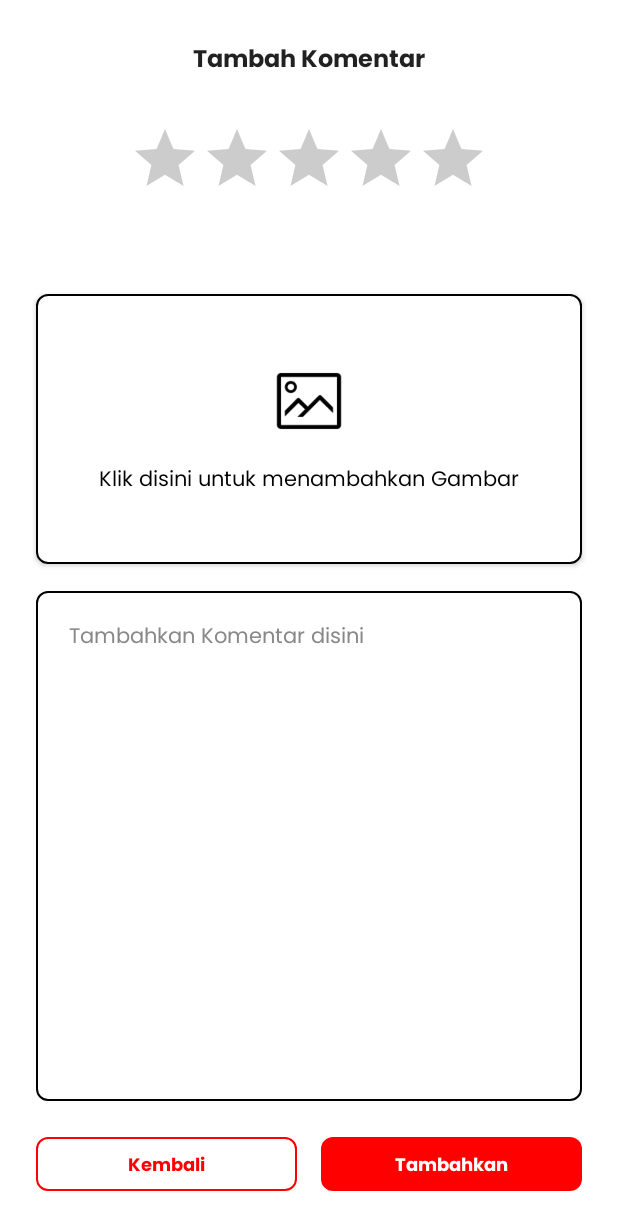
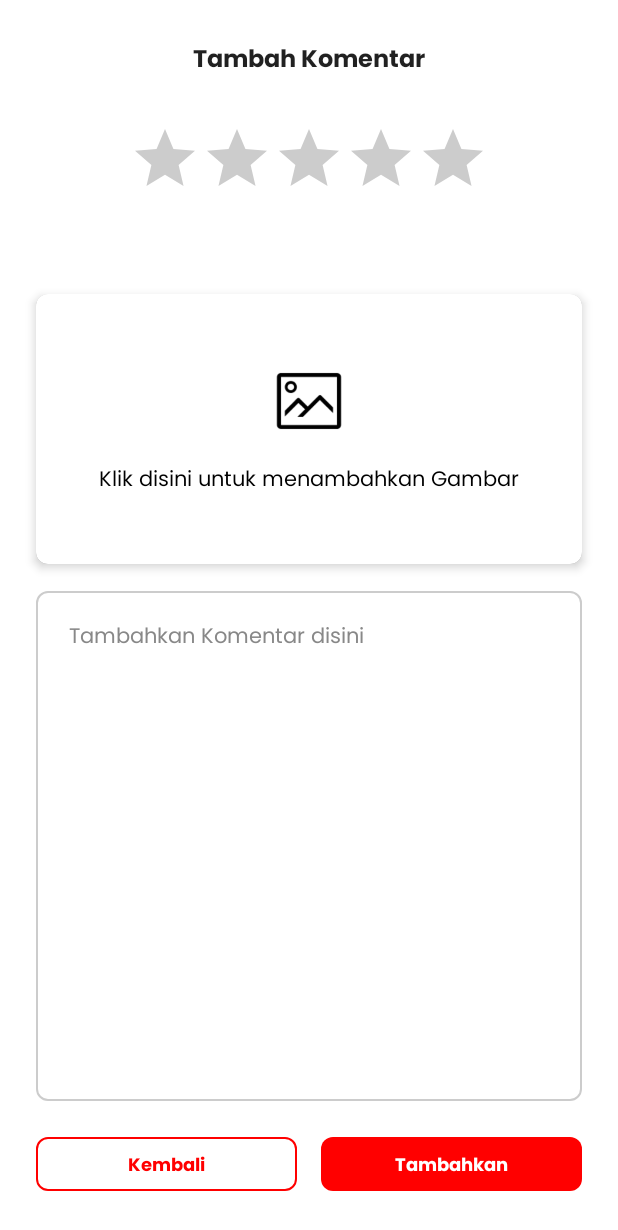
Before and after one commit to C23-PS479-Bangkit/EmpowerU-frontend, an Android app built with Jetpack Compose: the ReviewScreen screen opened through its navigation route, on a phone screen of 412 x 824 dp. Shown: the top 1230 px of the screen. Run offline under Robolectric (Android 15) with nearby library versions, the light colour scheme and no system bars; libraries missing offline, so code that uses them is left out: com.google.android.libraries; network calls fail; pictures from the network do not load; 2 statements that could not run were skipped.

Commit message:
adding upload Photos placeholder

```diff
--- a/app/build.gradle
+++ b/app/build.gradle
@@ -83,6 +83,10 @@ dependencies {
     // Kotlin extensions and coroutines support for Room
     implementation "androidx.room:room-ktx:2.5.1"
 
+    implementation "androidx.activity:activity-ktx:1.4.0"
+
+    implementation "io.coil-kt:coil-compose:1.3.2"
+
     implementation 'androidx.core:core-ktx:1.10.1'
     implementation 'androidx.appcompat:appcompat:1.6.1'
     implementation 'com.google.android.material:material:1.9.0'
--- a/app/src/main/AndroidManifest.xml
+++ b/app/src/main/AndroidManifest.xml
@@ -3,6 +3,10 @@
     xmlns:tools="http://schemas.android.com/tools">
 
     <uses-permission android:name="android.permission.INTERNET" />
+
+    <uses-permission android:name="android.permission.READ_EXTERNAL_STORAGE" />
+    <uses-permission android:name="android.permission.WRITE_EXTERNAL_STORAGE" />
+
 
     <application
         android:allowBackup="true"
--- a/app/src/main/java/com/capstone/empoweru/data/repository/LoginRepository.kt
+++ b/app/src/main/java/com/capstone/empoweru/data/repository/LoginRepository.kt
@@ -78,8 +78,9 @@ class LoginRepository(
         }
     }
 
-    fun saveUserData(username: String?, email: String?) {
+    fun saveUserData(id: String?, username: String?, email: String?) {
         userPreferences.apply {
+            this.id = id
             this.username = username
             this.email = email
         }
--- a/app/src/main/java/com/capstone/empoweru/ui/EmpoweruApp.kt
+++ b/app/src/main/java/com/capstone/empoweru/ui/EmpoweruApp.kt
@@ -20,7 +20,6 @@ import androidx.navigation.compose.composable
 import androidx.navigation.compose.currentBackStackEntryAsState
 import androidx.navigation.compose.rememberNavController
 import androidx.navigation.navArgument
-import com.capstone.empoweru.data.dummy.dummyUmkm
 import com.capstone.empoweru.data.remote.ApiConfig
 import com.capstone.empoweru.data.repository.LocationRepository
 import com.capstone.empoweru.data.response.Location
@@ -189,6 +188,7 @@ private fun BottomBar(
     }
 }
 
+@SuppressLint("UnrememberedMutableState")
 @Preview(showBackground = true)
 @Composable
 fun EmpoweruAppPreview() {
--- a/app/src/main/java/com/capstone/empoweru/ui/components/CommentText.kt
+++ b/app/src/main/java/com/capstone/empoweru/ui/components/CommentText.kt
@@ -20,15 +20,17 @@ import com.capstone.empoweru.ui.theme.EmpowerUTheme
 
 @Composable
 fun CommentText(
+    query: String,
+    onQueryChanged: (String) -> Unit,
     modifier: Modifier = Modifier,
 ) {
     Box(
         modifier = modifier
-            .border(1.dp, Color.Black, shape = RoundedCornerShape(8.dp))
+            .border(1.dp, Color.LightGray, shape = RoundedCornerShape(8.dp))
     ) {
         TextField(
-            value = "",
-            onValueChange = { /* TODO: Handle text change */ },
+            value = query,
+            onValueChange = onQueryChanged,
             modifier = Modifier
                 .fillMaxSize()
                 .padding(horizontal = 6.dp, vertical = 4.dp),
@@ -58,6 +60,9 @@ fun CommentText(
 @Composable
 fun CommentTextPreview() {
     EmpowerUTheme {
-        CommentText()
+        CommentText(
+            query = "Rapli",
+            onQueryChanged = {}
+        )
     }
 }
--- a/app/src/main/java/com/capstone/empoweru/ui/components/ImageButton.kt
+++ b/app/src/main/java/com/capstone/empoweru/ui/components/ImageButton.kt
@@ -1,37 +1,43 @@
 package com.capstone.empoweru.ui.components
 
+import android.net.Uri
+import android.util.Log
+import androidx.activity.ComponentActivity
 import androidx.compose.foundation.Image
 import androidx.compose.foundation.border
 import androidx.compose.foundation.layout.*
 import androidx.compose.foundation.shape.RoundedCornerShape
 import androidx.compose.material.*
-import androidx.compose.material.icons.Icons
-import androidx.compose.material.icons.filled.Check
-import androidx.compose.material.icons.filled.Phone
-import androidx.compose.runtime.Composable
+import androidx.compose.runtime.*
 import androidx.compose.ui.Alignment
 import androidx.compose.ui.Modifier
+import androidx.compose.ui.draw.shadow
 import androidx.compose.ui.graphics.Color
+import androidx.compose.ui.layout.ContentScale
+import androidx.compose.ui.platform.LocalContext
 import androidx.compose.ui.res.painterResource
 import androidx.compose.ui.text.font.FontWeight
 import androidx.compose.ui.text.style.TextAlign
 import androidx.compose.ui.tooling.preview.Preview
 import androidx.compose.ui.unit.dp
 import androidx.compose.ui.unit.sp
+import coil.compose.rememberImagePainter
 import com.capstone.empoweru.ui.theme.EmpowerUTheme
 import com.capstone.empoweru.R
 
 @Composable
 fun ImageButton(
     onClick: () -> Unit,
-    modifier: Modifier = Modifier
+    modifier: Modifier = Modifier,
+    selectedImageUri: Uri?,
+    onImageSelected: (Uri) -> Unit
 ) {
     Box(
         modifier = modifier
-            .border(1.dp, Color.Black, shape = RoundedCornerShape(8.dp))
+            .shadow(4.dp, shape = RoundedCornerShape(8.dp))
     ) {
         Button(
-            onClick = onClick,
+            onClick = { onClick() },
             shape = RoundedCornerShape(8.dp),
             colors = ButtonDefaults.buttonColors(
                 backgroundColor = Color.White,
@@ -40,6 +46,16 @@ fun ImageButton(
             modifier = Modifier
                 .fillMaxSize()
         ) {
+            if (selectedImageUri != null) {
+                Log.d("ImageButton", "Selected Image URI: $selectedImageUri")
+                Image(
+                    painter = rememberImagePainter(selectedImageUri),
+                    contentScale = ContentScale.Crop,
+                    contentDescription = "Selected Image",
+                    modifier = Modifier
+                        .fillMaxSize()
+                )
+            } else {
                 Column(
                     horizontalAlignment = Alignment.CenterHorizontally
                 ) {
@@ -63,11 +79,18 @@ fun ImageButton(
             }
         }
     }
+}
+
+
 
 @Preview
 @Composable
 fun ImageButtonPreview() {
     EmpowerUTheme() {
-        ImageButton(onClick = { /*TODO*/ })
+        ImageButton(
+            onClick = { /*TODO*/ },
+            onImageSelected = { },
+            selectedImageUri = null
+        )
     }
 }
--- a/app/src/main/java/com/capstone/empoweru/ui/components/UmkmList.kt
+++ b/app/src/main/java/com/capstone/empoweru/ui/components/UmkmList.kt
@@ -84,7 +84,7 @@ fun UmkmCard(
                     Icon(
                         imageVector = Icons.Default.Star,
                         contentDescription = "Rating",
-                        tint = Color.Yellow,
+                        tint = Color(0xFFFFCC00),
                         modifier = Modifier
                             .size(20.dp)
                     )
@@ -94,7 +94,9 @@ fun UmkmCard(
                     Text(
                         text = String.format("%.1f", location.rating),
                         fontWeight = FontWeight.Medium,
-                        fontSize = 16.sp
+                        fontSize = 14.sp,
+                        modifier = Modifier
+                            .padding(top = 4.dp)
                     )
                 }
             }
--- a/app/src/main/java/com/capstone/empoweru/ui/detail/DetailScreen.kt
+++ b/app/src/main/java/com/capstone/empoweru/ui/detail/DetailScreen.kt
@@ -109,14 +109,14 @@ fun DetailScreen(
                 Icon(
                     imageVector = Icons.Default.Star,
                     contentDescription = "Rating:",
-                    tint = Color.Yellow,
+                    tint = Color(0xFFFFCC00),
                     modifier = Modifier.size(24.dp)
                 )
 
                 Spacer(modifier = Modifier.width(6.dp))
 
                 Text(
-                    text = location.rating.toString(),
+                    text = String.format("%.1f", location.rating),
                     fontWeight = FontWeight.SemiBold,
                     fontSize = 14.sp,
                     modifier = Modifier
--- a/app/src/main/java/com/capstone/empoweru/ui/login/LoginViewModel.kt
+++ b/app/src/main/java/com/capstone/empoweru/ui/login/LoginViewModel.kt
@@ -38,7 +38,7 @@ class LoginViewModel(
                     val username = userDataResponse?.username
                     val email = userDataResponse?.email
 
-                    repository.saveUserData(username, email)
+                    repository.saveUserData(id, username, email)
                     repository.saveLoginStatus(true)
 
                     _loginResult.value = LoginResult(success = true)
--- a/app/src/main/java/com/capstone/empoweru/ui/profile/ProfileScreen.kt
+++ b/app/src/main/java/com/capstone/empoweru/ui/profile/ProfileScreen.kt
@@ -40,10 +40,11 @@ fun ProfileScreen(
     modifier: Modifier = Modifier
 ) {
     val profilePicture = painterResource(R.drawable.profile_dummy)
-    val review = 28
+    val review = 4
 
     val context = LocalContext.current
     val username = viewModel.userPreferences.username ?: ""
+    val id = viewModel.userPreferences.id ?: ""
 
     Box(
         modifier = Modifier
--- a/app/src/main/java/com/capstone/empoweru/ui/profile/ProfileViewModel.kt
+++ b/app/src/main/java/com/capstone/empoweru/ui/profile/ProfileViewModel.kt
@@ -15,6 +15,7 @@ class ProfileViewModel(
         userPreferences.isLoggedIn = false
         userPreferences.username = null
         userPreferences.email = null
+        userPreferences.id = null
 
         // Navigate to LoginActivity
         val intent = Intent(context, LoginActivity::class.java)
--- a/app/src/main/java/com/capstone/empoweru/ui/review/ReviewScreen.kt
+++ b/app/src/main/java/com/capstone/empoweru/ui/review/ReviewScreen.kt
@@ -1,5 +1,9 @@
 package com.capstone.empoweru.ui.review
 
+import android.net.Uri
+import androidx.activity.ComponentActivity
+import androidx.activity.compose.rememberLauncherForActivityResult
+import androidx.activity.result.contract.ActivityResultContracts
 import androidx.compose.foundation.clickable
 import androidx.compose.foundation.layout.*
 import androidx.compose.material.Icon
@@ -11,6 +15,7 @@ import androidx.compose.runtime.*
 import androidx.compose.ui.Alignment
 import androidx.compose.ui.Modifier
 import androidx.compose.ui.graphics.Color
+import androidx.compose.ui.platform.LocalContext
 import androidx.compose.ui.text.font.FontWeight
 import androidx.compose.ui.text.style.TextAlign
 import androidx.compose.ui.tooling.preview.Preview
@@ -26,13 +31,29 @@ import com.capstone.empoweru.ui.components.navigation.AddButton
 import com.capstone.empoweru.ui.components.navigation.CancelButton
 import com.capstone.empoweru.ui.theme.EmpowerUTheme
 
+
 @Composable
 fun ReviewScreen(
     navController: NavHostController,
     modifier: Modifier = Modifier
 ) {
     var selectedRating by remember { mutableStateOf<Rating?>(null) }
-    var isImageSelected by remember { mutableStateOf(false) }
+    var commentQuery by remember { mutableStateOf("") }
+
+    var selectedImageUri by remember { mutableStateOf<Uri?>(null) }
+
+    val openGalleryLauncher = rememberLauncherForActivityResult(
+        contract = ActivityResultContracts.GetContent(),
+        onResult = { result ->
+            if (result != null) {
+                selectedImageUri = result
+            }
+        }
+    )
+
+    fun openGallery() {
+        openGalleryLauncher.launch("image/*")
+    }
 
     Column(
         modifier = Modifier
@@ -59,7 +80,7 @@ fun ReviewScreen(
                 Icon(
                     imageVector = Icons.Default.Star,
                     contentDescription = "Star",
-                    tint = if (rating in ratings.subList(0, ratings.indexOf(selectedRating) + 1)) Color.Yellow else Color.LightGray,
+                    tint = if (rating in ratings.subList(0, ratings.indexOf(selectedRating) + 1)) Color(0xFFFFCC00) else Color.LightGray,
                     modifier = Modifier
                         .size(48.dp)
                         .clickable {
@@ -87,7 +108,9 @@ fun ReviewScreen(
         Spacer(modifier = Modifier.height(24.dp))
 
         ImageButton(
-            onClick = { /*TODO*/ },
+            onClick = { openGallery() },
+            selectedImageUri = selectedImageUri,
+            onImageSelected = { uri -> selectedImageUri = uri },
             modifier = Modifier
                 .fillMaxWidth()
                 .height(180.dp)
@@ -100,7 +123,10 @@ fun ReviewScreen(
                 .fillMaxWidth()
                 .weight(1f)
         ) {
-            CommentText()
+            CommentText(
+                query = commentQuery,
+                onQueryChanged = { commentQuery = it }
+            )
         }
 
         Spacer(modifier = Modifier.height(18.dp))
--- a/app/src/main/java/com/capstone/empoweru/utils/UserPreferences.kt
+++ b/app/src/main/java/com/capstone/empoweru/utils/UserPreferences.kt
@@ -20,11 +20,16 @@ class UserPreferences private constructor(context: Context) {
         get() = sharedPreferences.getString(KEY_EMAIL, null)
         set(value) = sharedPreferences.edit().putString(KEY_EMAIL, value).apply()
 
+    var id: String?
+        get() = sharedPreferences.getString(KEY_ID, null)
+        set(value) = sharedPreferences.edit().putString(KEY_ID, value).apply()
+
     companion object {
         private const val PREF_NAME = "user_preferences"
         private const val KEY_IS_LOGGED_IN = "is_logged_in"
         private const val KEY_USERNAME = "username"
         private const val KEY_EMAIL = "email"
+        private const val KEY_ID = "id"
 
         @Volatile
         private var instance: UserPreferences? = null
--- /dev/null
+++ b/app/src/main/res/xml/file_paths.xml
@@ -0,0 +1,4 @@
+<?xml version="1.0" encoding="utf-8"?>
+<paths xmlns:android="http://schemas.android.com/apk/res/android">
+    <external-files-path name="my_images" path="Pictures" />
+</paths>
```
Also changed, not shown: app/src/main/java/com/capstone/empoweru/ui/MainActivity.kt (+24 -13 lines), app/src/main/java/com/capstone/empoweru/ui/components/CommentCard.kt (+5 -3 lines). Lines whose indentation alone changed are shown as unchanged.
